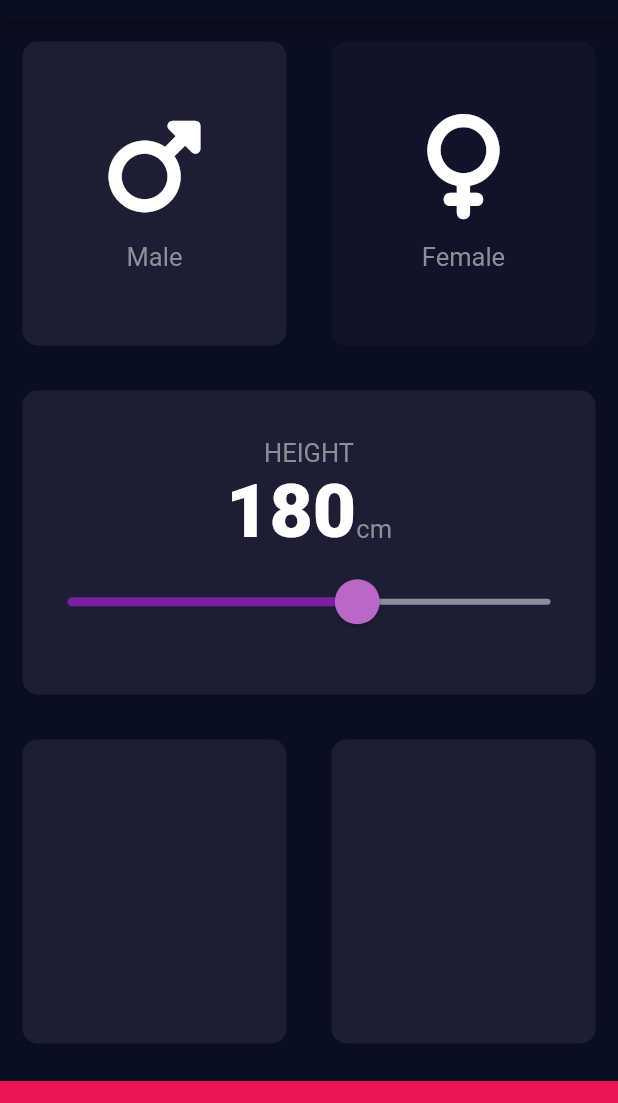
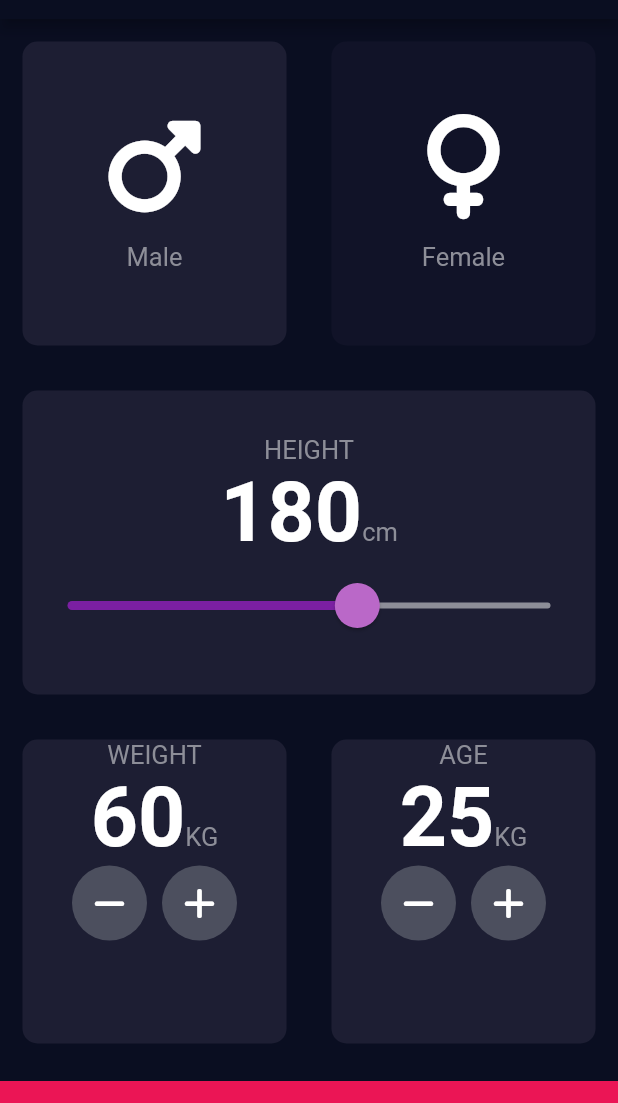
Before and after one commit to himanshudhillon09/flutter_bootcamp, a Flutter app: the screen it shows after launch, on a phone screen of 412 x 824 dp, the part 65-1168 px from its top. Run offline on Flutter 3.47's test engine with Material 2 defaults, Android fonts, the phone set to English and light mode, and no system bars; our stand-ins replace audioplayers, font_awesome_flutter, rflutter_alert; missing offline and left inert: dart:ffi.

Commit message:
Added weight and age section with responsive rounded buttons

```diff
--- a/bmi_calculator/lib/inputPage.dart
+++ b/bmi_calculator/lib/inputPage.dart
@@ -7,7 +7,7 @@ import 'IconContent.dart';
 const bottomContainerColor = Color(0xFFEB1555);
 const Color activeCardColor = Color(0xFF1D1E33);
 const Color inactiveCardColor = Color(0xFF111328);
-const numberTextStyle = TextStyle(fontSize: 50, fontWeight: FontWeight.w900);
+const numberTextStyle = TextStyle(fontSize: 55, fontWeight: FontWeight.w600);
 const labelTextStyle = TextStyle(color: Color(0xFF8D8E98), fontSize: 17);
 
 enum Gender { male, female }
@@ -20,7 +20,8 @@ class InputPage extends StatefulWidget {
 class _InputPageState extends State<InputPage> {
   Gender selectedGender = Gender.male;
   int height = 180;
-
+  int weight = 60;
+  int age = 25;
   @override
   Widget build(BuildContext context) {
     return Scaffold(
@@ -76,7 +77,7 @@ class _InputPageState extends State<InputPage> {
                   Row(
                     mainAxisAlignment: MainAxisAlignment.center,
                     crossAxisAlignment: CrossAxisAlignment.baseline,
-                    textBaseline: TextBaseline.ideographic,
+                    textBaseline: TextBaseline.alphabetic,
                     children: [
                       Text(
                         height.toString(),
@@ -115,12 +116,89 @@ class _InputPageState extends State<InputPage> {
           Expanded(
               child: Row(
             crossAxisAlignment: CrossAxisAlignment.stretch,
+            mainAxisAlignment: MainAxisAlignment.center,
             children: [
               Expanded(
-                child: ReusableCard(),
+                child: ReusableCard(
+                  cardChild: Column(
+                    children: [
+                      Text('WEIGHT', style: labelTextStyle),
+                      Row(
+                        mainAxisAlignment: MainAxisAlignment.center,
+                        crossAxisAlignment: CrossAxisAlignment.baseline,
+                        textBaseline: TextBaseline.alphabetic,
+                        children: [
+                          Text(weight.toString(), style: numberTextStyle),
+                          Text(
+                            'KG',
+                            style: labelTextStyle,
+                          )
+                        ],
+                      ),
+                      Row(
+                        mainAxisAlignment: MainAxisAlignment.center,
+                        children: [
+                          RoundButton(
+                              icon: FontAwesomeIcons.minus,
+                              onpress: () {
+                                setState(() {
+                                  weight--;
+                                });
+                              }),
+                          SizedBox(width: 10.0),
+                          RoundButton(
+                              icon: FontAwesomeIcons.plus,
+                              onpress: () {
+                                setState(() {
+                                  weight++;
+                                });
+                              }),
+                        ],
+                      )
+                    ],
+                  ),
+                ),
               ),
               Expanded(
-                child: ReusableCard(),
+                child: ReusableCard(
+                  cardChild: Column(
+                    children: [
+                      Text('AGE', style: labelTextStyle),
+                      Row(
+                        mainAxisAlignment: MainAxisAlignment.center,
+                        crossAxisAlignment: CrossAxisAlignment.baseline,
+                        textBaseline: TextBaseline.alphabetic,
+                        children: [
+                          Text(age.toString(), style: numberTextStyle),
+                          Text(
+                            'KG',
+                            style: labelTextStyle,
+                          )
+                        ],
+                      ),
+                      Row(
+                        mainAxisAlignment: MainAxisAlignment.center,
+                        children: [
+                          RoundButton(
+                              icon: FontAwesomeIcons.minus,
+                              onpress: () {
+                                setState(() {
+                                  age--;
+                                });
+                              }),
+                          SizedBox(width: 10.0),
+                          RoundButton(
+                              icon: FontAwesomeIcons.plus,
+                              onpress: () {
+                                setState(() {
+                                  age++;
+                                });
+                              }),
+                        ],
+                      )
+                    ],
+                  ),
+                ),
               ),
             ],
           )),
@@ -135,3 +213,25 @@ class _InputPageState extends State<InputPage> {
     );
   }
 }
+
+class RoundButton extends StatelessWidget {
+  const RoundButton({super.key, required this.icon, required this.onpress});
+
+  final IconData icon;
+  final VoidCallback onpress;
+
+  @override
+  Widget build(BuildContext context) {
+    return RawMaterialButton(
+      elevation: 0,
+      onPressed: onpress,
+      constraints: BoxConstraints.tightFor(
+        width: 50.0,
+        height: 50.0,
+      ),
+      shape: CircleBorder(),
+      fillColor: Color(0xFF4c4f5E),
+      child: Icon(icon),
+    );
+  }
+}
```
